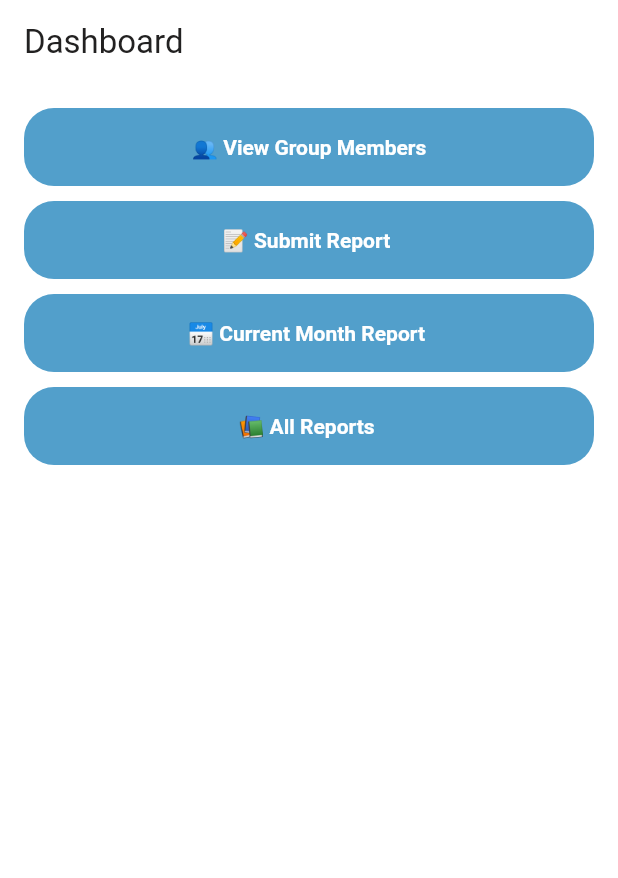
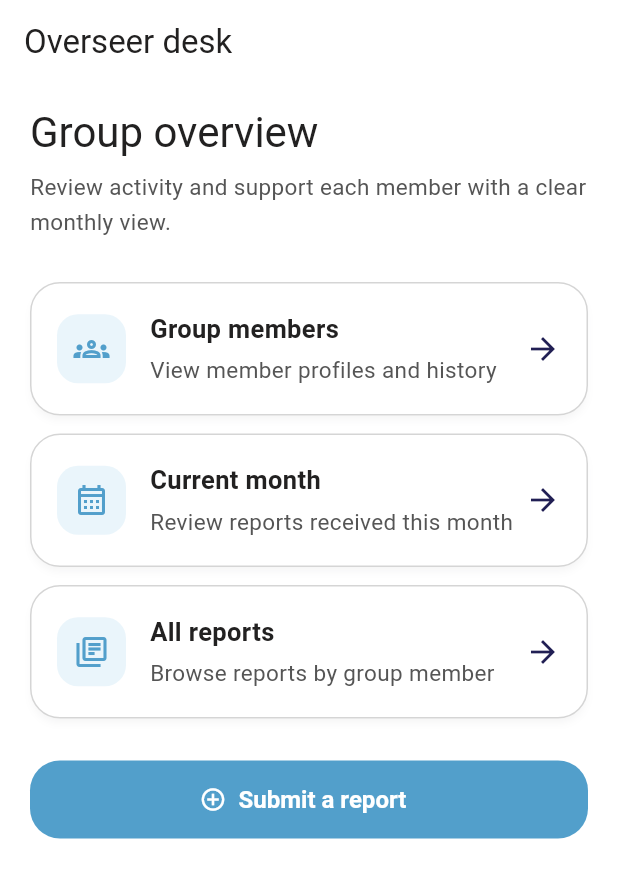
Before and after one commit to Azure2069/congregation-reporting-app, a Flutter app: the OverseerHomeScreen screen opened by its route, on a phone screen of 412 x 824 dp. Shown: the top 878 px of the screen. Run offline on Flutter 3.47's test engine with Material 3 defaults, Android fonts, the light colour scheme and no system bars; our stand-ins replace flutter_riverpod, go_router; Roboto replaces fonts that are missing (Georgia).

Commit message:
FrontEnd MVP done

```diff
--- a/lib/core/router/app_router.dart
+++ b/lib/core/router/app_router.dart
@@ -1,4 +1,6 @@
 import 'package:congregation_reporting/features/auth/screens/reportDetail.dart';
+import 'package:congregation_reporting/features/overseer/screens/all_reports.dart';
+import 'package:congregation_reporting/features/overseer/screens/current_month_reports.dart';
 import 'package:congregation_reporting/features/overseer/screens/group_members_screen.dart';
 import 'package:congregation_reporting/models/user.dart';
 import 'package:go_router/go_router.dart';
@@ -43,7 +45,15 @@ final appRouter = GoRouter(
     ),
         GoRoute(path: '/memberReport', builder:(context, state)=>MemberReportsScreen(
           member: state.extra as User
-        ))
+        ),
+        ),
+    GoRoute(path: '/currentReports', builder:(context, state)=>CurrentMonthReports()
+    ),
+    GoRoute(path: "/allReports",
+    builder: (context, state)=>AllReports()
+
+    )
+
 
   ],
 );
--- a/lib/features/auth/screens/reportDetail.dart
+++ b/lib/features/auth/screens/reportDetail.dart
@@ -4,6 +4,7 @@ import 'package:flutter_riverpod/flutter_riverpod.dart';
 import 'package:go_router/go_router.dart';
 
 import '../../../providers/report_provider.dart';
+import '../../../core/utils/date_labels.dart';
 
 class ReportDetailScreen extends ConsumerWidget {
   final Report report;
@@ -86,7 +87,7 @@ class ReportDetailScreen extends ConsumerWidget {
                         ),
                         const SizedBox(height: 4),
                         Text(
-                          '${months[report.reportingMonth.month - 1]} ${report.reportingMonth.year}', // Display the reporting month
+                          DateLabels.monthYear(report.reportingMonth),
                           style: Theme.of(context).textTheme.titleLarge
                               ?.copyWith(
                                 color: Colors.white,
@@ -163,7 +164,7 @@ class ReportDetailScreen extends ConsumerWidget {
                       _buildDetailRow('Status', '${statusText(report.status)}'),
                       _buildDetailRow(
                         'Submission time',
-                        '${report.submittedAt.day}/${report.submittedAt.month}/${report.submittedAt.year} ${report.submittedAt.hour}:${report.submittedAt.minute}',
+                        DateLabels.dateTime(report.submittedAt),
                       ),
                     ] else if (report.publisherType == "Regular Pioneer" ||
                         report.publisherType == "Auxiliary Pioneer") ...[
@@ -179,7 +180,7 @@ class ReportDetailScreen extends ConsumerWidget {
                       _buildDetailRow('Status', '${statusText(report.status)}'),
                       _buildDetailRow(
                         'Submission time',
-                        '${report.submittedAt.day}/${report.submittedAt.month}/${report.submittedAt.year} ${report.submittedAt.hour}:${report.submittedAt.minute}',
+                        DateLabels.dateTime(report.submittedAt),
                       ),
                     ],
                     if (canUpdate) ...[
--- a/lib/features/auth/screens/reportHistoryScreen.dart
+++ b/lib/features/auth/screens/reportHistoryScreen.dart
@@ -3,6 +3,7 @@ import 'package:flutter_riverpod/flutter_riverpod.dart';
 import 'package:go_router/go_router.dart';
 import '../../../providers/report_provider.dart';
 import '../../../models/reports.dart';
+import '../../../core/utils/date_labels.dart';
 
 class ReportHistoryScreen extends ConsumerWidget {
   // final Report? report;
@@ -101,8 +102,7 @@ class ReportHistoryScreen extends ConsumerWidget {
 
   Widget _buildReportCard(BuildContext context, Report report) {
     final isPublisher = report.publisherType == 'Publisher';
-    final month =
-        '${months[report.reportingMonth.month - 1]} ${report.reportingMonth.year}';
+    final month = DateLabels.monthYear(report.reportingMonth);
     final status =
         report.status.name[0].toUpperCase() + report.status.name.substring(1);
 
@@ -174,7 +174,7 @@ class ReportHistoryScreen extends ConsumerWidget {
               ),
               const SizedBox(height: 14),
               Text(
-                'Submitted ${report.submittedAt.day}/${report.submittedAt.month}/${report.submittedAt.year}',
+                'Submitted ${DateLabels.shortDate(report.submittedAt)}',
                 style: const TextStyle(fontSize: 12, color: Color(0xFF777777)),
               ),
             ],
--- a/lib/features/overseer/screens/home_screen.dart
+++ b/lib/features/overseer/screens/home_screen.dart
@@ -8,39 +8,49 @@ class OverseerHomeScreen extends ConsumerWidget {
   @override
   Widget build(BuildContext context, WidgetRef ref) {
     return Scaffold(
-      appBar: AppBar(title: Text("Dashboard")),
+      appBar: AppBar(title: const Text('Overseer desk')),
       body: SingleChildScrollView(
         child: Padding(
-          padding: EdgeInsets.all(16),
+          padding: const EdgeInsets.fromLTRB(20, 16, 20, 28),
           child: Column(
+            crossAxisAlignment: CrossAxisAlignment.start,
             children: [
-              ElevatedButton(
-                onPressed: () {
-                  context.push("/allMembers");
-                },
-                child: Text("👥 View Group Members"),
+              Text(
+                'Group overview',
+                style: Theme.of(context).textTheme.headlineSmall,
               ),
-              SizedBox(height: 10,),
-              ElevatedButton(
-                onPressed: () {
-                  context.push("/submitReport");
-                },
-                child: Text("📝 Submit Report "),
+              const SizedBox(height: 8),
+              const Text(
+                'Review activity and support each member with a clear monthly view.',
+                style: TextStyle(color: Color(0xFF555555), height: 1.5),
               ),
-              SizedBox(height: 10,),
-              ElevatedButton(
-                onPressed: () {
-                  context.push("/currentReports");
-                },
-                child: Text("📅 Current Month Report "),
+              const SizedBox(height: 28),
+              _DeskAction(
+                icon: Icons.groups_outlined,
+                title: 'Group members',
+                detail: 'View member profiles and history',
+                onTap: () => context.push('/allMembers'),
               ),
-              SizedBox(height: 10,),
-              ElevatedButton(
-
-                onPressed: () {
-                  context.push("/allReports");
-                },
-                child: Text("📚 All Reports "))
+              const SizedBox(height: 12),
+              _DeskAction(
+                icon: Icons.calendar_month_outlined,
+                title: 'Current month',
+                detail: 'Review reports received this month',
+                onTap: () => context.push('/currentReports'),
+              ),
+              const SizedBox(height: 12),
+              _DeskAction(
+                icon: Icons.library_books_outlined,
+                title: 'All reports',
+                detail: 'Browse reports by group member',
+                onTap: () => context.push('/allReports'),
+              ),
+              const SizedBox(height: 28),
+              ElevatedButton.icon(
+                onPressed: () => context.push('/submitReport'),
+                icon: const Icon(Icons.add_circle_outline),
+                label: const Text('Submit a report'),
+              ),
             ],
           ),
         ),
@@ -48,3 +58,61 @@ class OverseerHomeScreen extends ConsumerWidget {
     );
   }
 }
+
+class _DeskAction extends StatelessWidget {
+  const _DeskAction({
+    required this.icon,
+    required this.title,
+    required this.detail,
+    required this.onTap,
+  });
+  final IconData icon;
+  final String title;
+  final String detail;
+  final VoidCallback onTap;
+
+  @override
+  Widget build(BuildContext context) => Card(
+    child: InkWell(
+      borderRadius: BorderRadius.circular(20),
+      onTap: onTap,
+      child: Padding(
+        padding: const EdgeInsets.all(18),
+        child: Row(
+          children: [
+            Container(
+              width: 46,
+              height: 46,
+              decoration: BoxDecoration(
+                color: const Color(0xFFEAF5FB),
+                borderRadius: BorderRadius.circular(14),
+              ),
+              child: Icon(icon, color: const Color(0xFF529FCB)),
+            ),
+            const SizedBox(width: 16),
+            Expanded(
+              child: Column(
+                crossAxisAlignment: CrossAxisAlignment.start,
+                children: [
+                  Text(
+                    title,
+                    style: const TextStyle(
+                      fontWeight: FontWeight.w700,
+                      fontSize: 17,
+                    ),
+                  ),
+                  const SizedBox(height: 4),
+                  Text(
+                    detail,
+                    style: const TextStyle(color: Color(0xFF555555)),
+                  ),
+                ],
+              ),
+            ),
+            const Icon(Icons.arrow_forward, color: Color(0xFF211F54)),
+          ],
+        ),
+      ),
+    ),
+  );
+}
```
Also changed, not shown: lib/core/utils/date_labels.dart (added, +34 -0 lines), lib/features/auth/screens/publisherHomeScreen.dart (+7 -6 lines), lib/features/auth/screens/submitReportScreen.dart (+7 -5 lines), lib/features/overseer/screens/all_reports.dart (added, +87 -0 lines), lib/features/overseer/screens/current_month_reports.dart (added, +71 -0 lines), lib/features/overseer/screens/group_members_screen.dart (+22 -13 lines), lib/features/overseer/screens/member_reports_screen.dart (+27 -12 lines), lib/main.dart (+24 -3 lines), lib/providers/report_provider.dart (+101 -10 lines).
